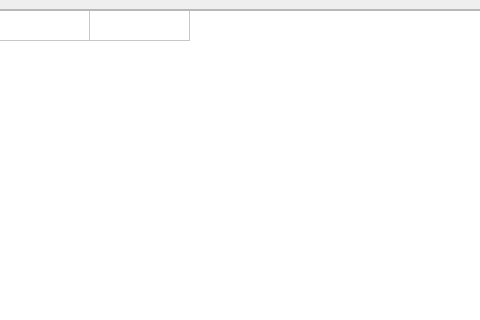
borevitzlab/timestreamlib, file util/derandui.ui: the form before one commit; both pictures show x 212 to 692 and y 0 to 320 of the 949 by 773 pixel window.
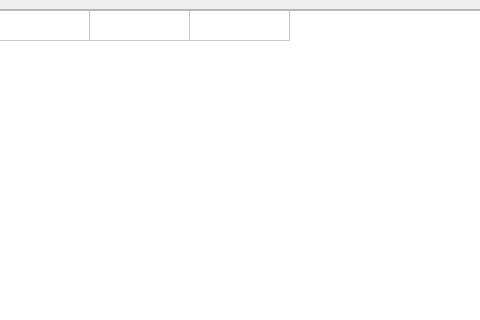
The form after the commit.

Commit message:
Use col 2 for derandomization element seleciton
* util/derandui.py(BindingTable.refreshCol2Header): New method that takes care
of the combobox in column2 header.
(BindingTable.refreshCol2): New Method that takes care of mirroring any column
from csv to col2.
(BindingTable.selectCsv): Call refreshCol2Header when csv is uploaded.

The edit to the form file:
```diff
--- a/util/derandui.ui
+++ b/util/derandui.ui
@@ -196,7 +196,7 @@
             <number>1</number>
            </property>
            <property name="columnCount">
-            <number>2</number>
+            <number>3</number>
            </property>
            <attribute name="horizontalHeaderVisible">
             <bool>false</bool>
@@ -210,6 +210,7 @@
            <row/>
            <column/>
            <column/>
+           <column/>
           </widget>
          </item>
         </layout>
```
The commit also changes 1 other file.
